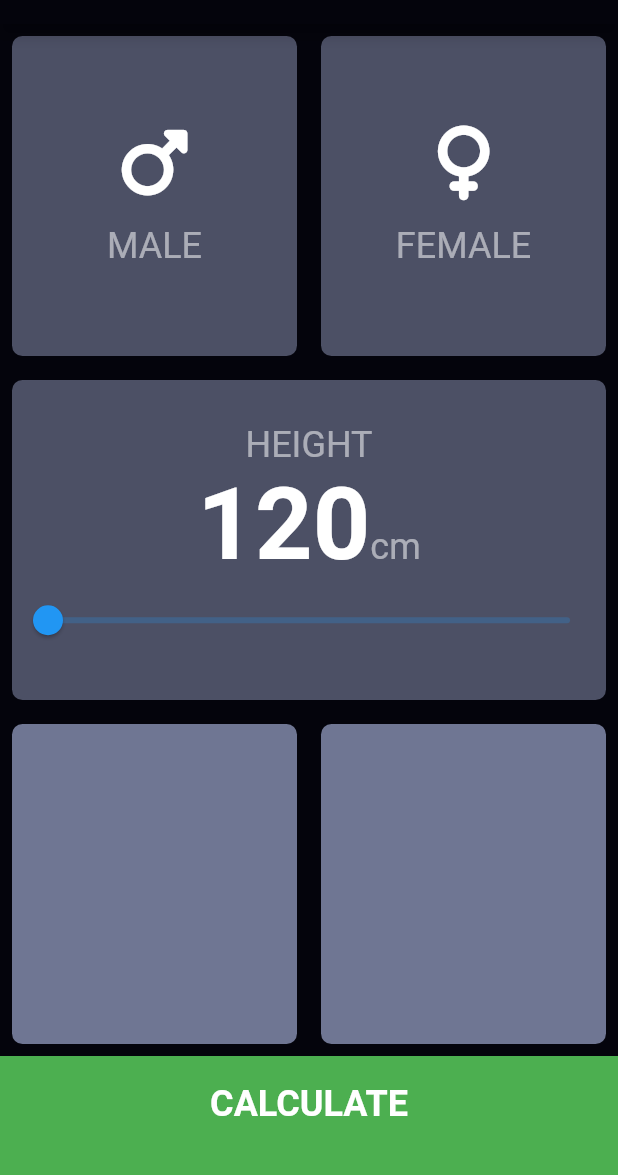
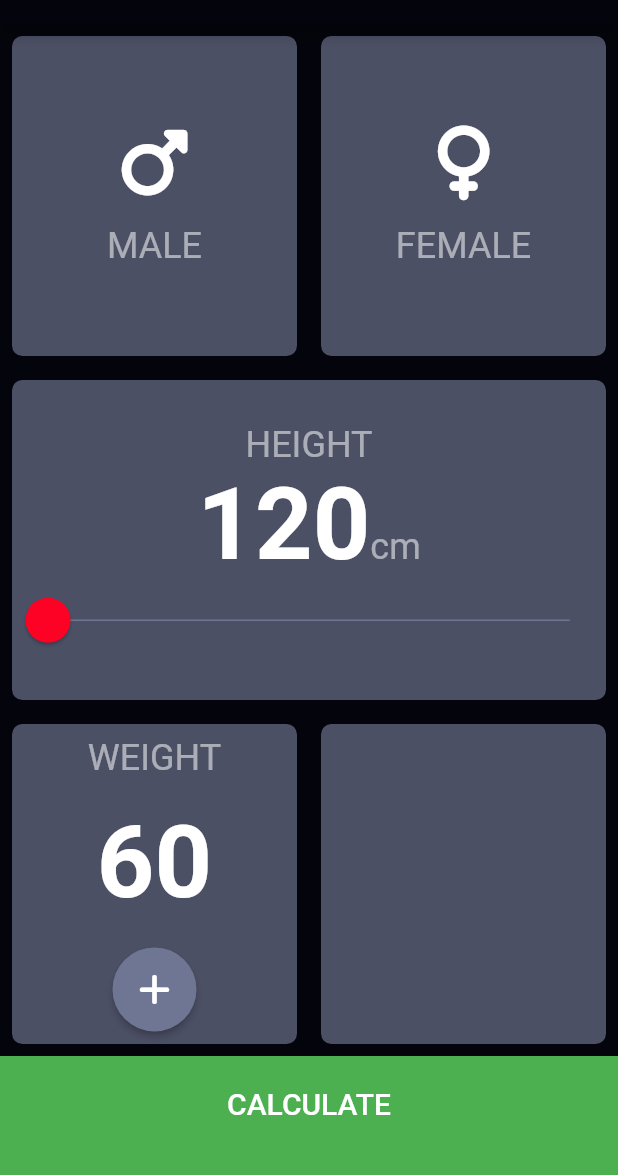
Before and after one commit to oalshokri/bmi_calculator_GSG, a Flutter app: the screen it shows after launch, on a phone screen of 412 x 824 dp, the part 60-1235 px from its top. Run offline on Flutter 3.47's test engine with Material 2 defaults, Android fonts, the phone set to English and light mode, and no system bars; our stand-ins replace font_awesome_flutter.

Commit message:
create our custom FAB

```diff
--- /dev/null
+++ b/lib/componants/my_FAB.dart
@@ -0,0 +1,24 @@
+import 'package:flutter/material.dart';
+
+class MyFloatingBtn extends StatelessWidget {
+  const MyFloatingBtn({
+    Key? key,
+    required this.icon,
+    required this.color,
+    this.onPressed,
+  }) : super(key: key);
+
+  final IconData icon;
+  final Color color;
+  final Function()? onPressed;
+  @override
+  Widget build(BuildContext context) {
+    return RawMaterialButton(
+      constraints: const BoxConstraints.tightFor(width: 56, height: 56),
+      fillColor: color,
+      onPressed: onPressed,
+      shape: CircleBorder(),
+      child: Icon(icon),
+    );
+  }
+}
--- a/lib/home.dart
+++ b/lib/home.dart
@@ -3,6 +3,7 @@ import 'package:bmi_calculator/constants.dart';
 import 'package:flutter/material.dart';
 import 'package:font_awesome_flutter/font_awesome_flutter.dart';
 
+import 'componants/my_FAB.dart';
 import 'componants/my_card.dart';
 
 class MyHomePage extends StatefulWidget {
@@ -15,6 +16,7 @@ class MyHomePage extends StatefulWidget {
 class _MyHomePageState extends State<MyHomePage> {
   Gender? selectedGender;
   int height = 120;
+  int weight = 60;
 
   @override
   Widget build(BuildContext context) {
@@ -83,7 +85,15 @@ class _MyHomePageState extends State<MyHomePage> {
                     ),
                   ],
                 ),
-                Slider(
+                SliderTheme(
+                  data: SliderThemeData(
+                      trackHeight: 1,
+                      activeTrackColor: Colors.white,
+                      thumbColor: Color(0xFFfd0225),
+                      thumbShape: RoundSliderThumbShape(enabledThumbRadius: 15),
+                      overlayColor: Color(0x1ffd0225),
+                      inactiveTrackColor: kActiveColor),
+                  child: Slider(
                       max: 220,
                       min: 120,
                       value: height.toDouble(),
@@ -91,7 +101,8 @@ class _MyHomePageState extends State<MyHomePage> {
                         setState(() {
                           height = value.round();
                         });
-                    })
+                      }),
+                )
               ],
             ),
           ),
@@ -100,10 +111,32 @@ class _MyHomePageState extends State<MyHomePage> {
               crossAxisAlignment: CrossAxisAlignment.stretch,
               children: [
                 MyCard(
+                  color: kInActiveColor,
+                  child: Column(
+                    mainAxisAlignment: MainAxisAlignment.spaceAround,
+                    children: [
+                      Text(
+                        'WEIGHT',
+                        style: kTitleTextStyle,
+                      ),
+                      Text(
+                        '$weight',
+                        style: kNumTextStyle,
+                      ),
+                      MyFloatingBtn(
+                        icon: FontAwesomeIcons.plus,
                         color: kActiveColor,
+                        onPressed: () {
+                          setState(() {
+                            weight++;
+                          });
+                        },
+                      )
+                    ],
+                  ),
                 ),
                 MyCard(
-                  color: kActiveColor,
+                  color: kInActiveColor,
                 ),
               ],
             ),
@@ -116,7 +149,8 @@ class _MyHomePageState extends State<MyHomePage> {
             width: double.infinity,
             child: Text(
               'CALCULATE',
-              style: TextStyle(fontSize: 24, fontWeight: FontWeight.bold),
+              style: Theme.of(context).textTheme.headline6,
+              // style: TextStyle(fontSize: 24, fontWeight: FontWeight.bold),
             ),
           )
         ],
--- a/lib/main.dart
+++ b/lib/main.dart
@@ -14,7 +14,7 @@ class MyApp extends StatelessWidget {
     return MaterialApp(
       title: 'Flutter Demo',
       theme: ThemeData.dark().copyWith(
-        textTheme: TextTheme().copyWith(button: TextStyle(fontSize: 24)),
+        textTheme: TextTheme().copyWith(),
         appBarTheme: AppBarTheme(
           backgroundColor: kPrimaryColor,
         ),
```
Lines whose indentation alone changed are shown as unchanged.
